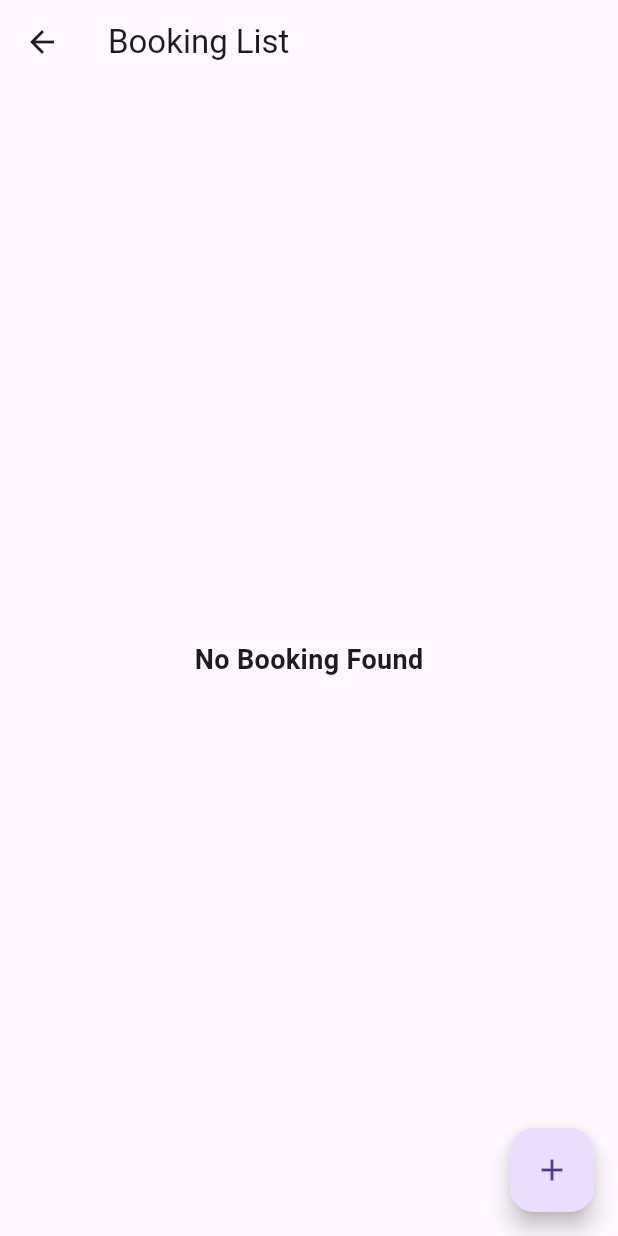
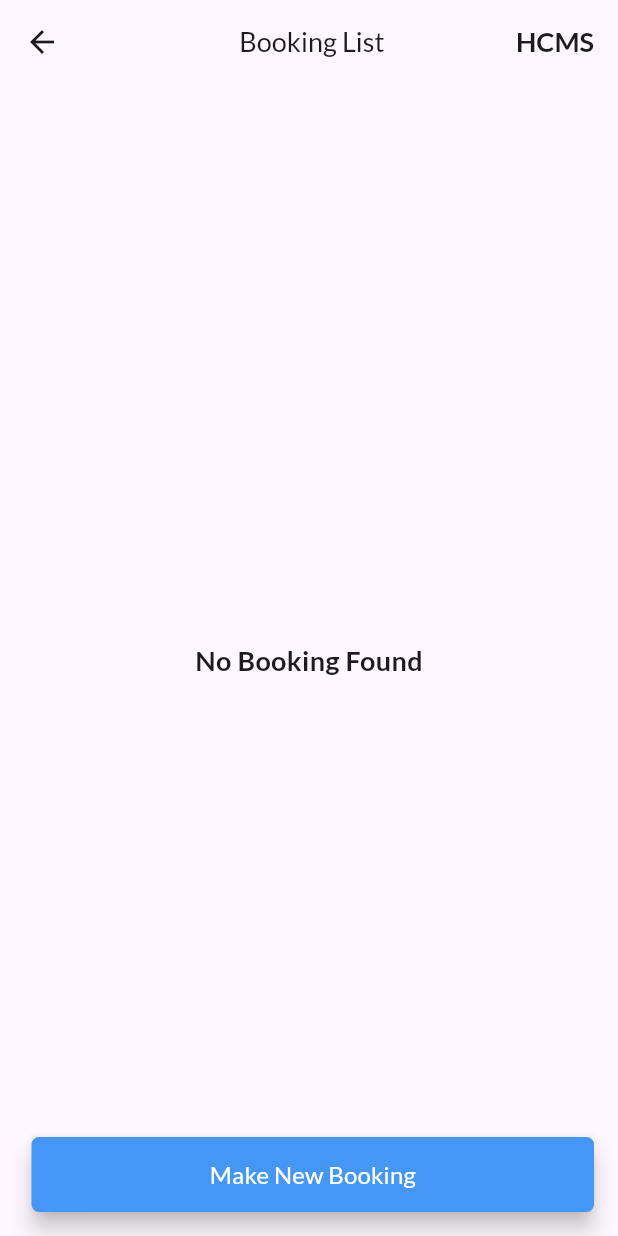
Before and after one commit to 4ziq/hcms, a Flutter app: the screen it shows after launch, after a tap on "Booking", on a phone screen of 412 x 824 dp. Run offline on Flutter 3.47's test engine with Material 3 defaults, Android fonts, the phone set to English and light mode, and no system bars; our stand-ins replace google_fonts.

Commit message:
Manage Booking Interface update

```diff
--- a/lib/ManageBooking/BookingDetailPage.dart
+++ b/lib/ManageBooking/BookingDetailPage.dart
@@ -1,4 +1,5 @@
 import 'package:flutter/material.dart';
+import 'package:google_fonts/google_fonts.dart';
 
 class BookingDetailPage extends StatelessWidget {
   final Map<String, dynamic> booking;
--- a/lib/ManageBooking/BookingListPage.dart
+++ b/lib/ManageBooking/BookingListPage.dart
@@ -1,4 +1,5 @@
 import 'package:flutter/material.dart';
+import 'package:google_fonts/google_fonts.dart';
 import 'BookingDetailPage.dart';
 import 'BookingFormPage.dart';
 import 'EditBookingPage.dart';
@@ -49,11 +50,50 @@ class _BookingListPageState extends State<BookingListPage> {
     );
   }
 
+  ThemeData _buildTheme(brightness) {
+    var baseTheme = ThemeData(brightness: brightness);
+
+    return baseTheme.copyWith(
+      textTheme: GoogleFonts.latoTextTheme(baseTheme.textTheme),
+    );
+  }
+
   @override
   Widget build(BuildContext context) {
-    return Scaffold(
+    final textTheme = Theme.of(context).textTheme;
+    return Theme(
+      data: _buildTheme(Brightness.light),
+      child: Scaffold(
         appBar: AppBar(
-        title: const Text('Booking List'),
+          // title: const Text(
+          //   "HCMS",
+          //   style: TextStyle(
+          //     fontSize: 18,
+          //     color: Colors.black,
+          //     fontWeight: FontWeight.bold,
+          //   ),
+          // ),
+          title: Center(
+            child: Row(
+              children: [
+                Spacer(),
+                Text(
+                  "Booking List",
+                  style: TextStyle(
+                    fontSize: 18,
+                  ),
+                ),
+                Spacer(),
+                Text(
+                  "HCMS",
+                  style: TextStyle(
+                    fontSize: 18,
+                    fontWeight: FontWeight.bold,
+                  ),
+                ),
+              ],
+            ),
+          ),
         ),
         body: bookings.isEmpty
             ? const Center(
@@ -109,7 +149,7 @@ class _BookingListPageState extends State<BookingListPage> {
                                   Navigator.push(
                                     context,
                                     MaterialPageRoute(
-                                    builder: (context) => const BookingFormPage(),
+                                      builder: (context) => EditBookingPage(booking: booking),
                                     ),
                                   );
                                 },
@@ -132,11 +172,32 @@ class _BookingListPageState extends State<BookingListPage> {
                   );
                 },
               ),
-      floatingActionButton: FloatingActionButton(
+        floatingActionButton: Container(
+          width: 375, // Desired width
+          height: 50, // Optional: Desired height
+          child: FloatingActionButton(
             onPressed: () {
-          // Navigate to AddBookingScreen
+              Navigator.push(
+                context,
+                MaterialPageRoute(
+                  builder: (context) => const BookingFormPage(),
+                ),
+              );
             },
-        child: const Icon(Icons.add),
+            backgroundColor: const Color.fromRGBO(69, 151, 246, 1),
+            shape: RoundedRectangleBorder(
+              borderRadius: BorderRadius.circular(5),
+            ),
+            child: const Text(
+              'Make New Booking',
+              style: TextStyle(
+                fontSize: 16,
+                color: Colors.white,
+                fontWeight: FontWeight.w500,
+              ),
+            ),
+          ),
+        ),
       ),
     );
   }
--- a/lib/ManageBooking/EditBookingPage.dart
+++ b/lib/ManageBooking/EditBookingPage.dart
@@ -1,4 +1,5 @@
 import 'package:flutter/material.dart';
+import 'package:google_fonts/google_fonts.dart';
 
 class EditBookingPage extends StatefulWidget {
   final Map<String, dynamic> booking;
--- a/lib/main.dart
+++ b/lib/main.dart
@@ -1,4 +1,5 @@
 import 'package:flutter/material.dart';
+import 'package:google_fonts/google_fonts.dart';
 import 'ManageBooking/BookingListPage.dart';
 
 void main() {
@@ -6,12 +7,17 @@
 }
 
 class MyApp extends StatelessWidget {
+
   @override
   Widget build(BuildContext context) {
+    final textTheme = Theme.of(context).textTheme;
     return MaterialApp(
       title: 'HCMS',
       theme: ThemeData(
         primarySwatch: Colors.blue,
+        textTheme: GoogleFonts.latoTextTheme(textTheme).copyWith(
+        bodyMedium: GoogleFonts.oswald(textStyle: textTheme.bodyMedium),
+        ),
       ),
       home: DashboardScreen(), // Set DashboardScreen as the home screen
     );
@@ -24,7 +30,35 @@
     return Scaffold(
       appBar: AppBar(
         title: Center(
-          child: Text("HCMS"),
+          // child: Text(
+          //   "HCMS",
+          //   style: TextStyle(
+          //     fontSize: 20,
+          //     color: Colors.black,
+          //     fontWeight: FontWeight.bold,
+          //   ),
+          // ),
+          child: Column(
+            children: <Widget>[
+              Text(
+                "Homestay Cleaner Management System",
+                style: TextStyle(
+                  fontSize: 14,
+                  color: Colors.black,
+                  fontWeight: FontWeight.w500,
+                  height: 2.5,
+                ),
+              ),
+              Text(
+                "HCMS",
+                style: TextStyle(
+                  fontSize: 18,
+                  color: Colors.black,
+                  fontWeight: FontWeight.bold,
+                ),
+              ),
+            ],
+          ),
         ),
       ),
       body: Center(
@@ -61,12 +95,19 @@
                 // Add more navigation options if needed
               },
               style: ElevatedButton.styleFrom(
-                backgroundColor: Colors.green,
-                padding: const EdgeInsets.symmetric(horizontal: 20, vertical: 15),
+                backgroundColor: Color.fromRGBO(69, 151, 246, 1),
+                padding: const EdgeInsets.symmetric(horizontal: 30, vertical: 15),
+                shape: RoundedRectangleBorder(
+                  borderRadius: BorderRadius.circular(5),
+                ),
               ),
               child: const Text(
                 'Other Feature (Placeholder)',
-                style: TextStyle(fontSize: 16),
+                style: TextStyle(
+                  fontSize: 16,
+                  color: Colors.white,
+                  fontWeight: FontWeight.bold,
+                ),
               ),
             ),
             const SizedBox(height: 20),
--- a/pubspec.yaml
+++ b/pubspec.yaml
@@ -34,6 +34,7 @@ dependencies:
   # The following adds the Cupertino Icons font to your application.
   # Use with the CupertinoIcons class for iOS style icons.
   cupertino_icons: ^1.0.8
+  google_fonts: ^6.2.1
 
 dev_dependencies:
   flutter_test:
```
Also changed, not shown: lib/ManageBooking/BookingFormPage.dart (+45 -4 lines), pubspec.lock, 1 other file. Lines whose indentation alone changed are shown as unchanged.
